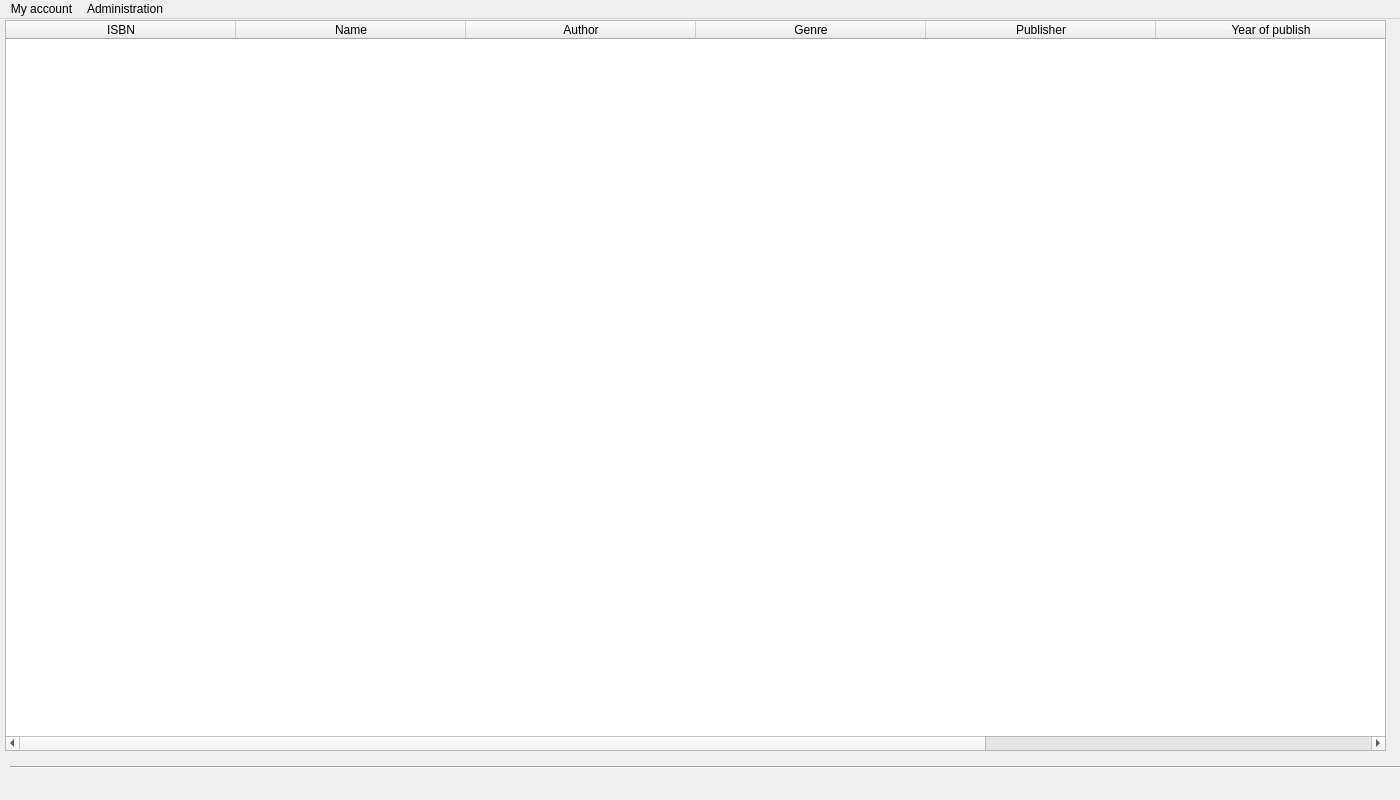
This is source/glybook.ui in sophieham/Glybook as Qt 5 draws it before an edit. The edited form follows.
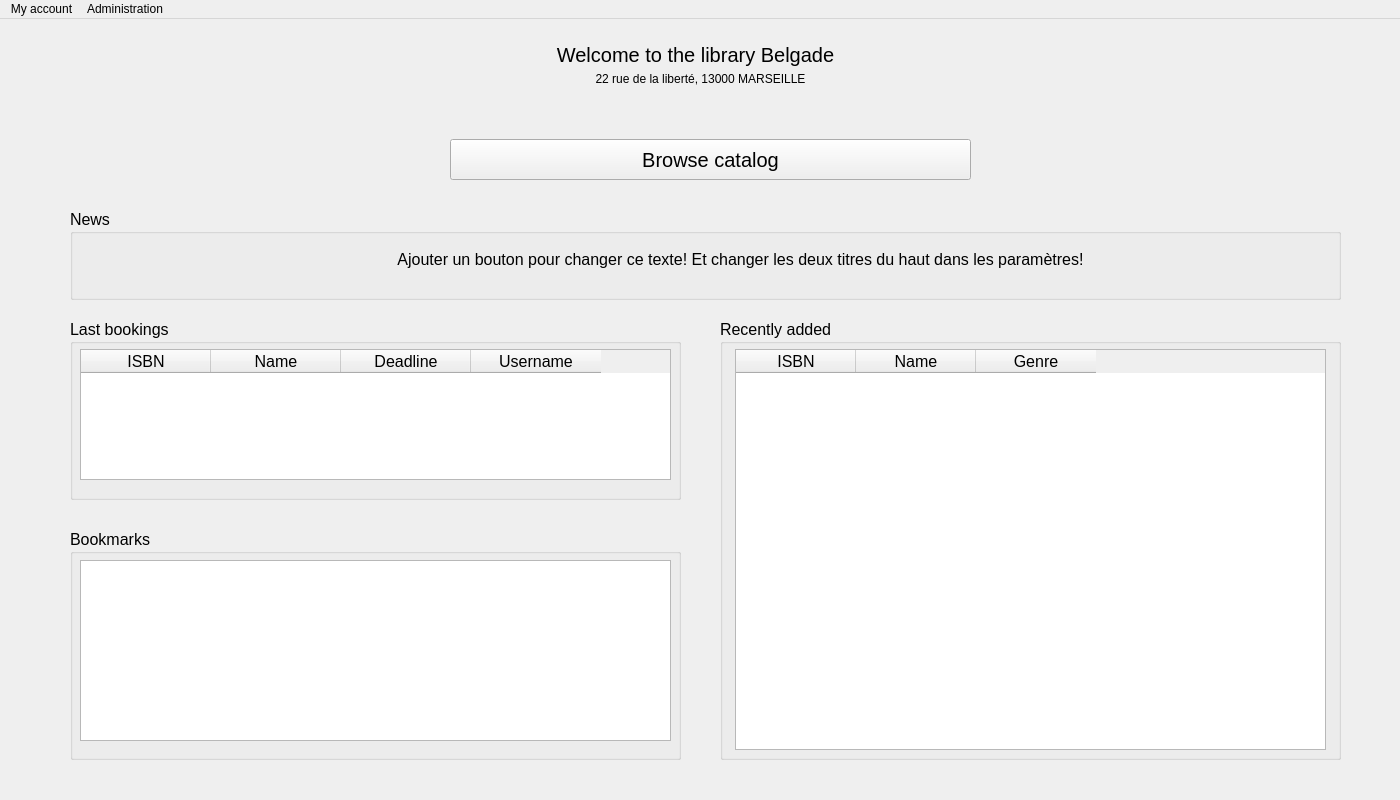
This is the edited form. Icons and pictures are not drawn.

```diff
--- a/source/glybook.ui
+++ b/source/glybook.ui
@@ -21,82 +21,13 @@
     <normaloff>:/icons/icon_final.ico</normaloff>:/icons/icon_final.ico</iconset>
   </property>
   <widget class="QWidget" name="centralwidget">
-   <widget class="QTableWidget" name="tableWidget">
-    <property name="geometry">
-     <rect>
-      <x>5</x>
-      <y>1</y>
-      <width>1381</width>
-      <height>731</height>
-     </rect>
-    </property>
-    <property name="focusPolicy">
-     <enum>Qt::NoFocus</enum>
-    </property>
-    <property name="frameShape">
-     <enum>QFrame::StyledPanel</enum>
-    </property>
-    <property name="frameShadow">
-     <enum>QFrame::Sunken</enum>
-    </property>
-    <property name="verticalScrollBarPolicy">
-     <enum>Qt::ScrollBarAsNeeded</enum>
-    </property>
-    <property name="horizontalScrollBarPolicy">
-     <enum>Qt::ScrollBarAsNeeded</enum>
-    </property>
-    <property name="autoScroll">
-     <bool>false</bool>
-    </property>
-    <property name="editTriggers">
-     <set>QAbstractItemView::AnyKeyPressed|QAbstractItemView::EditKeyPressed</set>
-    </property>
-    <attribute name="horizontalHeaderDefaultSectionSize">
-     <number>230</number>
-    </attribute>
-    <column>
-     <property name="text">
-      <string>ISBN</string>
-     </property>
-    </column>
-    <column>
-     <property name="text">
-      <string>Name</string>
-     </property>
-    </column>
-    <column>
-     <property name="text">
-      <string>Author</string>
-     </property>
-    </column>
-    <column>
-     <property name="text">
-      <string>Genre</string>
-     </property>
-    </column>
-    <column>
-     <property name="text">
-      <string>Publisher</string>
-     </property>
-    </column>
-    <column>
-     <property name="text">
-      <string>Year of publish</string>
-     </property>
-    </column>
-    <column>
-     <property name="text">
-      <string>Summary</string>
-     </property>
-    </column>
-   </widget>
    <widget class="QLabel" name="lbl_connected">
     <property name="geometry">
      <rect>
       <x>1170</x>
       <y>740</y>
       <width>221</width>
-      <height>41</height>
+      <height>31</height>
      </rect>
     </property>
     <property name="font">
@@ -118,18 +49,249 @@
      <set>Qt::AlignRight|Qt::AlignTrailing|Qt::AlignVCenter</set>
     </property>
    </widget>
-   <widget class="Line" name="line">
+   <widget class="QPushButton" name="catalogButton">
     <property name="geometry">
      <rect>
+      <x>450</x>
+      <y>120</y>
+      <width>521</width>
+      <height>41</height>
+     </rect>
+    </property>
+    <property name="font">
+     <font>
+      <pointsize>15</pointsize>
+     </font>
+    </property>
+    <property name="text">
+     <string>Browse catalog</string>
+    </property>
+   </widget>
+   <widget class="QLabel" name="address">
+    <property name="geometry">
+     <rect>
       <x>10</x>
-      <y>740</y>
-      <width>1391</width>
-      <height>16</height>
+      <y>50</y>
+      <width>1381</width>
+      <height>20</height>
      </rect>
     </property>
-    <property name="orientation">
-     <enum>Qt::Horizontal</enum>
+    <property name="text">
+     <string>22 rue de la liberté, 13000 MARSEILLE</string>
     </property>
+    <property name="alignment">
+     <set>Qt::AlignCenter</set>
+    </property>
+   </widget>
+   <widget class="QGroupBox" name="bookingsBox">
+    <property name="geometry">
+     <rect>
+      <x>70</x>
+      <y>300</y>
+      <width>611</width>
+      <height>181</height>
+     </rect>
+    </property>
+    <property name="font">
+     <font>
+      <pointsize>12</pointsize>
+     </font>
+    </property>
+    <property name="title">
+     <string>Last bookings</string>
+    </property>
+    <widget class="QTableWidget" name="bookingTable">
+     <property name="geometry">
+      <rect>
+       <x>10</x>
+       <y>30</y>
+       <width>591</width>
+       <height>131</height>
+      </rect>
+     </property>
+     <property name="font">
+      <font>
+       <pointsize>12</pointsize>
+      </font>
+     </property>
+     <property name="editTriggers">
+      <set>QAbstractItemView::NoEditTriggers</set>
+     </property>
+     <attribute name="horizontalHeaderDefaultSectionSize">
+      <number>130</number>
+     </attribute>
+     <column>
+      <property name="text">
+       <string>ISBN</string>
+      </property>
+     </column>
+     <column>
+      <property name="text">
+       <string>Name</string>
+      </property>
+     </column>
+     <column>
+      <property name="text">
+       <string>Deadline</string>
+      </property>
+     </column>
+     <column>
+      <property name="text">
+       <string>Username</string>
+      </property>
+     </column>
+    </widget>
+   </widget>
+   <widget class="QGroupBox" name="recentBox">
+    <property name="geometry">
+     <rect>
+      <x>720</x>
+      <y>300</y>
+      <width>621</width>
+      <height>441</height>
+     </rect>
+    </property>
+    <property name="font">
+     <font>
+      <pointsize>12</pointsize>
+     </font>
+    </property>
+    <property name="title">
+     <string>Recently added</string>
+    </property>
+    <widget class="QTableWidget" name="recentTable">
+     <property name="geometry">
+      <rect>
+       <x>15</x>
+       <y>30</y>
+       <width>591</width>
+       <height>401</height>
+      </rect>
+     </property>
+     <property name="font">
+      <font>
+       <pointsize>12</pointsize>
+      </font>
+     </property>
+     <property name="editTriggers">
+      <set>QAbstractItemView::NoEditTriggers</set>
+     </property>
+     <attribute name="horizontalHeaderDefaultSectionSize">
+      <number>120</number>
+     </attribute>
+     <attribute name="verticalHeaderStretchLastSection">
+      <bool>true</bool>
+     </attribute>
+     <column>
+      <property name="text">
+       <string>ISBN</string>
+      </property>
+     </column>
+     <column>
+      <property name="text">
+       <string>Name</string>
+      </property>
+     </column>
+     <column>
+      <property name="text">
+       <string>Genre</string>
+      </property>
+     </column>
+    </widget>
+   </widget>
+   <widget class="QGroupBox" name="bookmarkBox">
+    <property name="geometry">
+     <rect>
+      <x>70</x>
+      <y>510</y>
+      <width>611</width>
+      <height>231</height>
+     </rect>
+    </property>
+    <property name="font">
+     <font>
+      <pointsize>12</pointsize>
+     </font>
+    </property>
+    <property name="title">
+     <string>Bookmarks</string>
+    </property>
+    <widget class="QListWidget" name="bookmarksList">
+     <property name="geometry">
+      <rect>
+       <x>10</x>
+       <y>31</y>
+       <width>591</width>
+       <height>181</height>
+      </rect>
+     </property>
+     <property name="font">
+      <font>
+       <pointsize>12</pointsize>
+      </font>
+     </property>
+     <property name="editTriggers">
+      <set>QAbstractItemView::NoEditTriggers</set>
+     </property>
+    </widget>
+   </widget>
+   <widget class="QLabel" name="title">
+    <property name="geometry">
+     <rect>
+      <x>10</x>
+      <y>10</y>
+      <width>1371</width>
+      <height>51</height>
+     </rect>
+    </property>
+    <property name="font">
+     <font>
+      <pointsize>15</pointsize>
+     </font>
+    </property>
+    <property name="text">
+     <string>Welcome to the library Belgade</string>
+    </property>
+    <property name="alignment">
+     <set>Qt::AlignCenter</set>
+    </property>
+   </widget>
+   <widget class="QGroupBox" name="newsBox">
+    <property name="geometry">
+     <rect>
+      <x>70</x>
+      <y>190</y>
+      <width>1271</width>
+      <height>91</height>
+     </rect>
+    </property>
+    <property name="font">
+     <font>
+      <pointsize>12</pointsize>
+     </font>
+    </property>
+    <property name="title">
+     <string>News</string>
+    </property>
+    <widget class="QLabel" name="message">
+     <property name="geometry">
+      <rect>
+       <x>90</x>
+       <y>10</y>
+       <width>1161</width>
+       <height>81</height>
+      </rect>
+     </property>
+     <property name="text">
+      <string>Ajouter un bouton pour changer ce texte! Et changer les deux titres du haut dans les paramètres!</string>
+     </property>
+     <property name="alignment">
+      <set>Qt::AlignCenter</set>
+     </property>
+     <property name="wordWrap">
+      <bool>true</bool>
+     </property>
+    </widget>
    </widget>
   </widget>
   <widget class="QMenuBar" name="menubar">
```
Left out of the diff: 2 changed lines with no effect on the pictures.
